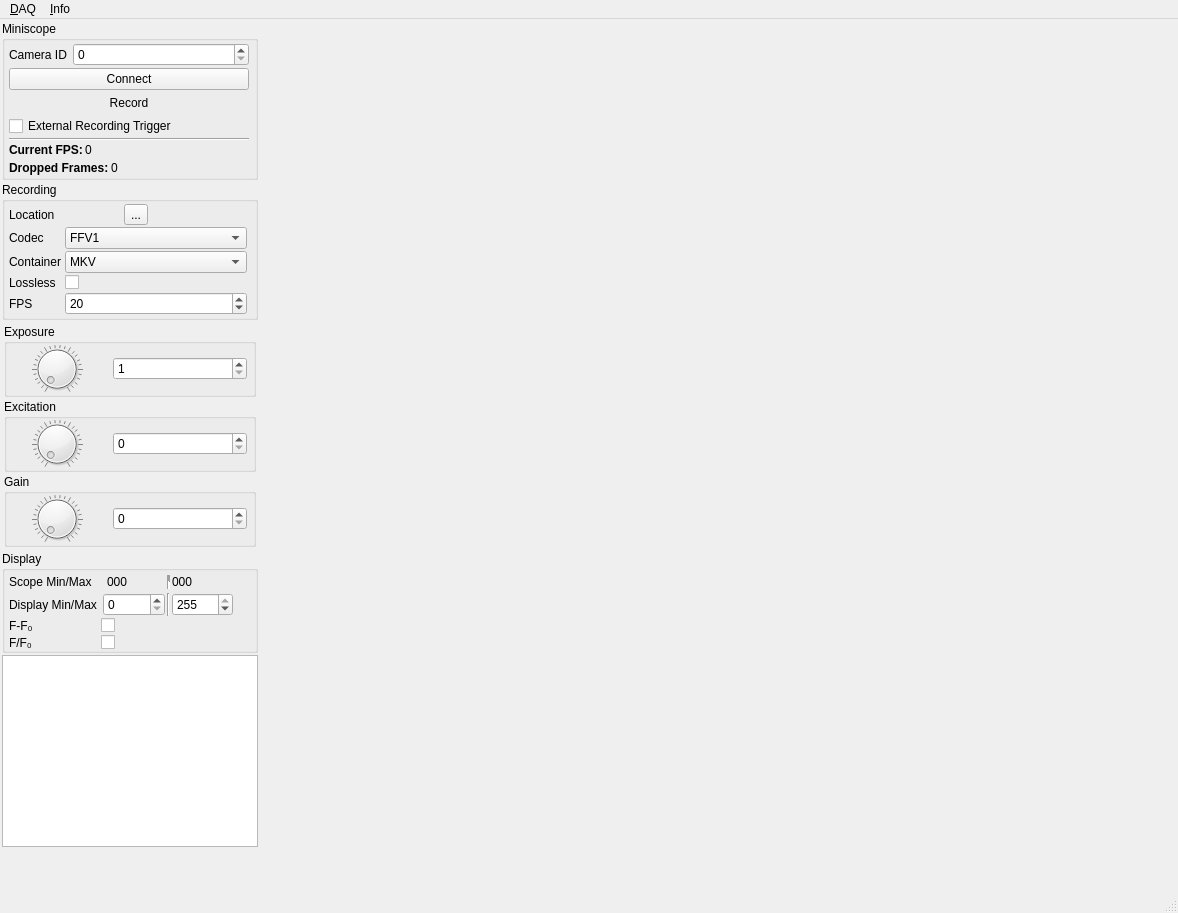
The window that src/mainwindow.ui (bothlab/pomidaq) describes before a commit, drawn with Qt 5.
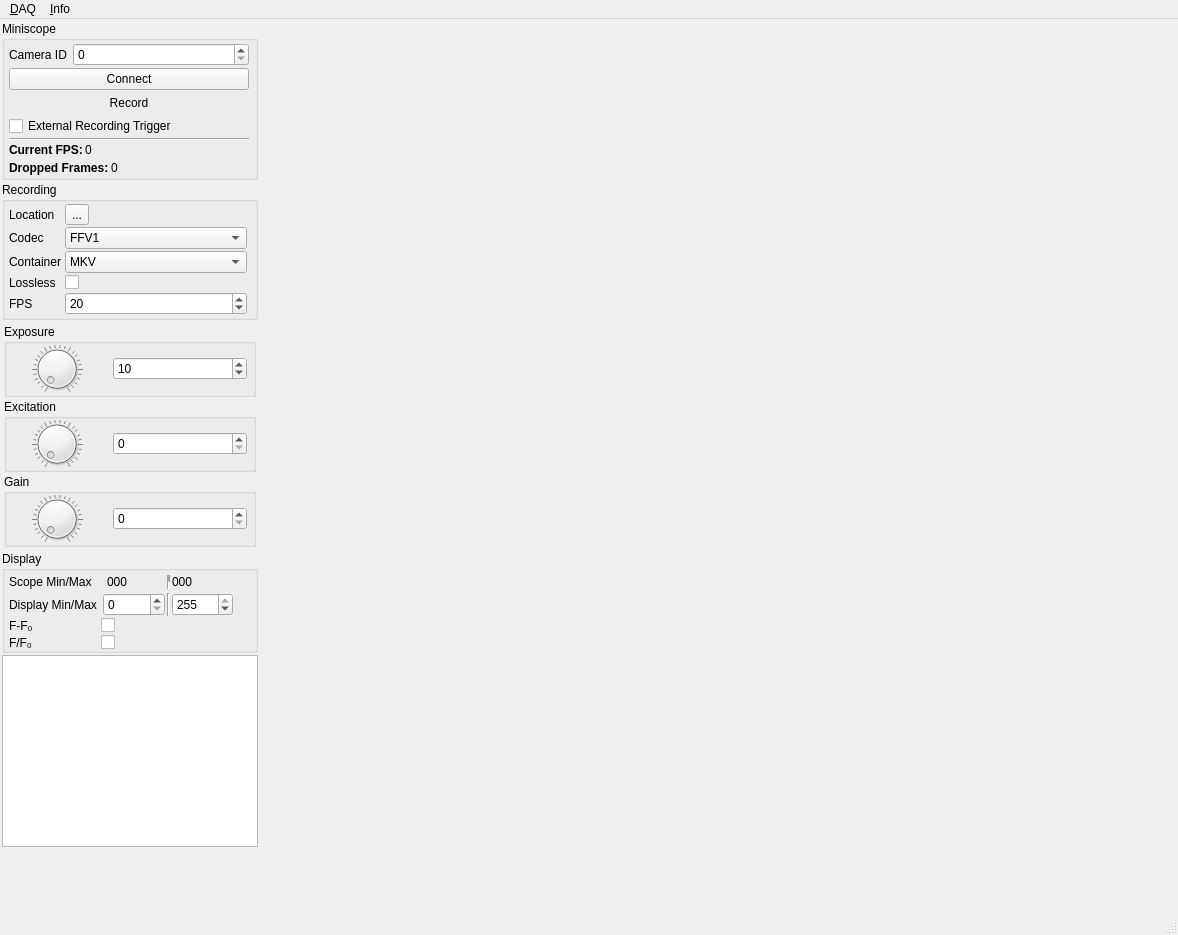
The same window after the commit. Icons and pictures are not drawn.

Commit message: trivial: Move save dir select button to the right position on Windows

```diff
--- a/src/mainwindow.ui
+++ b/src/mainwindow.ui
@@ -7,7 +7,7 @@
     <x>0</x>
     <y>0</y>
     <width>1178</width>
-    <height>913</height>
+    <height>935</height>
    </rect>
   </property>
   <property name="windowTitle">
@@ -364,24 +364,6 @@
              </widget>
             </item>
             <item row="0" column="1">
-             <widget class="QWidget" name="locationWidget" native="true">
-              <layout class="QHBoxLayout" name="horizontalLayout_10">
-               <property name="spacing">
-                <number>0</number>
-               </property>
-               <property name="leftMargin">
-                <number>0</number>
-               </property>
-               <property name="topMargin">
-                <number>0</number>
-               </property>
-               <property name="rightMargin">
-                <number>0</number>
-               </property>
-               <property name="bottomMargin">
-                <number>0</number>
-               </property>
-               <item>
                 <widget class="QToolButton" name="btnOpenSaveDir">
                  <property name="text">
                   <string>...</string>
@@ -392,25 +374,6 @@
                  </property>
                 </widget>
                </item>
-               <item>
-                <spacer name="horizontalSpacer">
-                 <property name="orientation">
-                  <enum>Qt::Horizontal</enum>
-                 </property>
-                 <property name="sizeType">
-                  <enum>QSizePolicy::Minimum</enum>
-                 </property>
-                 <property name="sizeHint" stdset="0">
-                  <size>
-                   <width>40</width>
-                   <height>20</height>
-                  </size>
-                 </property>
-                </spacer>
-               </item>
-              </layout>
-             </widget>
-            </item>
            </layout>
           </item>
          </layout>
@@ -485,6 +448,9 @@
                <property name="maximum">
                 <number>100</number>
                </property>
+               <property name="value">
+                <number>10</number>
+               </property>
               </widget>
              </item>
             </layout>
```
Lines whose indentation alone changed are shown as unchanged.
